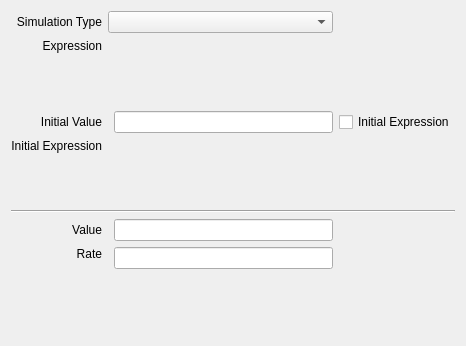
Before: the Qt Designer form copasi/UI/CQModelValue.ui in copasi/COPASI, drawn with Qt 5.
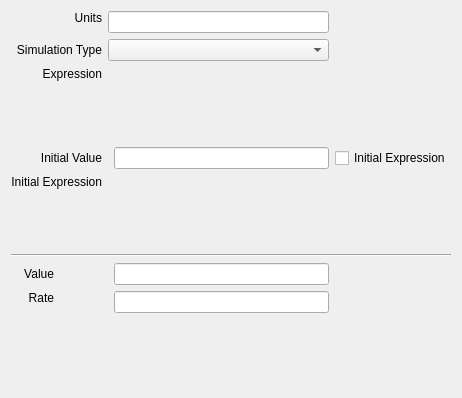
After: the same form once the commit is applied. Custom widgets are drawn as their Qt base class.

Commit message: Created Units field for Global Quantities.

Patch:
```diff
--- a/copasi/UI/CQModelValue.ui
+++ b/copasi/UI/CQModelValue.ui
@@ -23,8 +23,8 @@
    <rect>
     <x>0</x>
     <y>0</y>
-    <width>466</width>
-    <height>346</height>
+    <width>462</width>
+    <height>398</height>
    </rect>
   </property>
   <property name="sizePolicy">
@@ -37,7 +37,39 @@
    <string>Global Quantity</string>
   </property>
   <layout class="QGridLayout" name="gridLayout">
-   <item row="0" column="0">
+   <item row="0" column="1">
+    <widget class="QLabel" name="mpLblRate_2">
+     <property name="sizePolicy">
+      <sizepolicy hsizetype="Preferred" vsizetype="Minimum">
+       <horstretch>0</horstretch>
+       <verstretch>0</verstretch>
+      </sizepolicy>
+     </property>
+     <property name="text">
+      <string>Units</string>
+     </property>
+     <property name="alignment">
+      <set>Qt::AlignRight|Qt::AlignTop|Qt::AlignTrailing</set>
+     </property>
+     <property name="wordWrap">
+      <bool>false</bool>
+     </property>
+    </widget>
+   </item>
+   <item row="0" column="2" colspan="2">
+    <widget class="QLineEdit" name="mpEditUnits">
+     <property name="sizePolicy">
+      <sizepolicy hsizetype="MinimumExpanding" vsizetype="Preferred">
+       <horstretch>0</horstretch>
+       <verstretch>0</verstretch>
+      </sizepolicy>
+     </property>
+     <property name="readOnly">
+      <bool>false</bool>
+     </property>
+    </widget>
+   </item>
+   <item row="1" column="0" colspan="2">
     <widget class="QLabel" name="mpLblType">
      <property name="sizePolicy">
       <sizepolicy hsizetype="Preferred" vsizetype="Minimum">
@@ -56,7 +88,7 @@
      </property>
     </widget>
    </item>
-   <item row="0" column="1" colspan="2">
+   <item row="1" column="2" colspan="2">
     <widget class="QComboBox" name="mpComboBoxType">
      <property name="sizePolicy">
       <sizepolicy hsizetype="MinimumExpanding" vsizetype="Fixed">
@@ -66,7 +98,7 @@
      </property>
     </widget>
    </item>
-   <item row="1" column="0">
+   <item row="2" column="0" colspan="2">
     <widget class="QLabel" name="mpLblExpression">
      <property name="sizePolicy">
       <sizepolicy hsizetype="Preferred" vsizetype="Minimum">
@@ -85,7 +117,7 @@
      </property>
     </widget>
    </item>
-   <item row="1" column="2" colspan="2">
+   <item row="2" column="3" colspan="2">
     <widget class="CQExpressionMmlStackedWidget" name="mpExpressionEMW">
      <property name="minimumSize">
       <size>
@@ -97,7 +129,7 @@
      <widget class="QWidget" name="page_2"/>
     </widget>
    </item>
-   <item row="2" column="0">
+   <item row="3" column="0" colspan="2">
     <widget class="QLabel" name="mpLblInitialValue">
      <property name="sizePolicy">
       <sizepolicy hsizetype="Preferred" vsizetype="Preferred">
@@ -116,7 +148,7 @@
      </property>
     </widget>
    </item>
-   <item row="2" column="2">
+   <item row="3" column="3">
     <widget class="QLineEdit" name="mpEditInitialValue">
      <property name="sizePolicy">
       <sizepolicy hsizetype="MinimumExpanding" vsizetype="Preferred">
@@ -126,14 +158,14 @@
      </property>
     </widget>
    </item>
-   <item row="2" column="3">
+   <item row="3" column="4">
     <widget class="QCheckBox" name="mpBoxUseInitialExpression">
      <property name="text">
       <string>Initial Expression</string>
      </property>
     </widget>
    </item>
-   <item row="3" column="0">
+   <item row="4" column="0" colspan="2">
     <widget class="QLabel" name="mpLblInitialExpression">
      <property name="sizePolicy">
       <sizepolicy hsizetype="Preferred" vsizetype="Minimum">
@@ -152,7 +184,7 @@
      </property>
     </widget>
    </item>
-   <item row="3" column="2" colspan="2">
+   <item row="4" column="3" colspan="2">
     <widget class="CQExpressionMmlStackedWidget" name="mpInitialExpressionEMW">
      <property name="minimumSize">
       <size>
@@ -164,7 +196,7 @@
      <widget class="QWidget" name="page_4"/>
     </widget>
    </item>
-   <item row="4" column="0" colspan="4">
+   <item row="5" column="0" colspan="5">
     <widget class="Line" name="mpLine1">
      <property name="frameShape">
       <enum>QFrame::HLine</enum>
@@ -174,7 +206,7 @@
      </property>
     </widget>
    </item>
-   <item row="5" column="0">
+   <item row="6" column="0">
     <widget class="QLabel" name="mpLblValue">
      <property name="sizePolicy">
       <sizepolicy hsizetype="Preferred" vsizetype="Minimum">
@@ -193,7 +225,7 @@
      </property>
     </widget>
    </item>
-   <item row="5" column="2">
+   <item row="6" column="3">
     <widget class="QLineEdit" name="mpEditCurrentValue">
      <property name="sizePolicy">
       <sizepolicy hsizetype="MinimumExpanding" vsizetype="Preferred">
@@ -206,7 +238,7 @@
      </property>
     </widget>
    </item>
-   <item row="6" column="0">
+   <item row="7" column="0">
     <widget class="QLabel" name="mpLblRate">
      <property name="sizePolicy">
       <sizepolicy hsizetype="Preferred" vsizetype="Minimum">
@@ -225,7 +257,7 @@
      </property>
     </widget>
    </item>
-   <item row="6" column="2">
+   <item row="7" column="3">
     <widget class="QLineEdit" name="mpEditRate">
      <property name="sizePolicy">
       <sizepolicy hsizetype="MinimumExpanding" vsizetype="Preferred">
@@ -238,7 +270,7 @@
      </property>
     </widget>
    </item>
-   <item row="7" column="2">
+   <item row="8" column="3">
     <spacer name="verticalSpacer">
      <property name="orientation">
       <enum>Qt::Vertical</enum>
```
Left out of the diff: 4 changed lines with no effect on the pictures. The commit also changes 1 other file.
